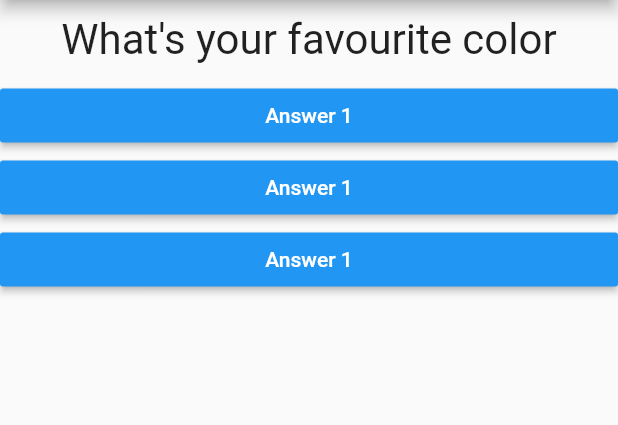
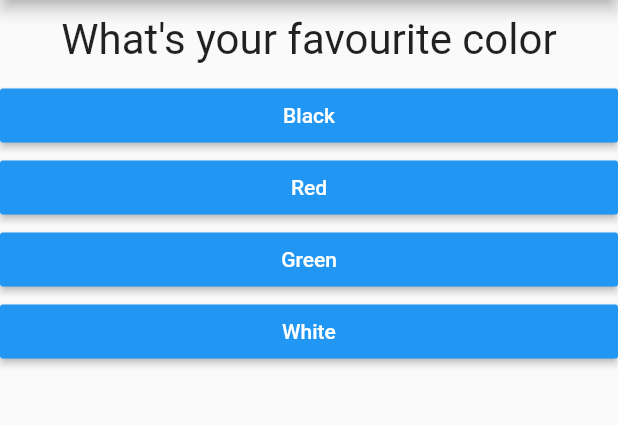
Before and after one commit to thabopali/flutter_firstapp, a Flutter app: the screen it shows after launch, on a phone screen of 412 x 824 dp, the part 84-509 px from its top. Run offline on Flutter 3.47's test engine with Material 2 defaults, Android fonts, the phone set to English and light mode, and no system bars.

```diff
--- a/lib/answer.dart
+++ b/lib/answer.dart
@@ -2,8 +2,9 @@ import 'package:flutter/material.dart';
 
 class Answer extends StatelessWidget {
   final Function selectHandler;
+  final String answerText;
 
-  Answer(this.selectHandler);
+  Answer(this.selectHandler, this.answerText);
 
   @override
   Widget build(BuildContext context) {
@@ -12,7 +13,7 @@ class Answer extends StatelessWidget {
       child: RaisedButton(
         color: Colors.blue,
         textColor: Colors.white,
-        child: Text('Answer 1'),
+        child: Text(answerText),
         onPressed: selectHandler,
       ),
     );
--- a/lib/main.dart
+++ b/lib/main.dart
@@ -49,13 +49,15 @@ class _MyAppState extends State<MyApp> {
         appBar: AppBar(
           title: Text('My First App'),
         ),
-        body: Column(children: [
+        body: Column(
+          children: [
           Question(
             questions[_questionIndex]['questionText'],
           ),
-          Answer(_answerQuestion),
-          Answer(_answerQuestion),
-          Answer(_answerQuestion),
+          ...(questions[_questionIndex]['answers'] as List<String>).map((answer) {
+            return Answer(_answerQuestion, answer);
+          }).toList()
+
         ]),
       ),
     );
```
